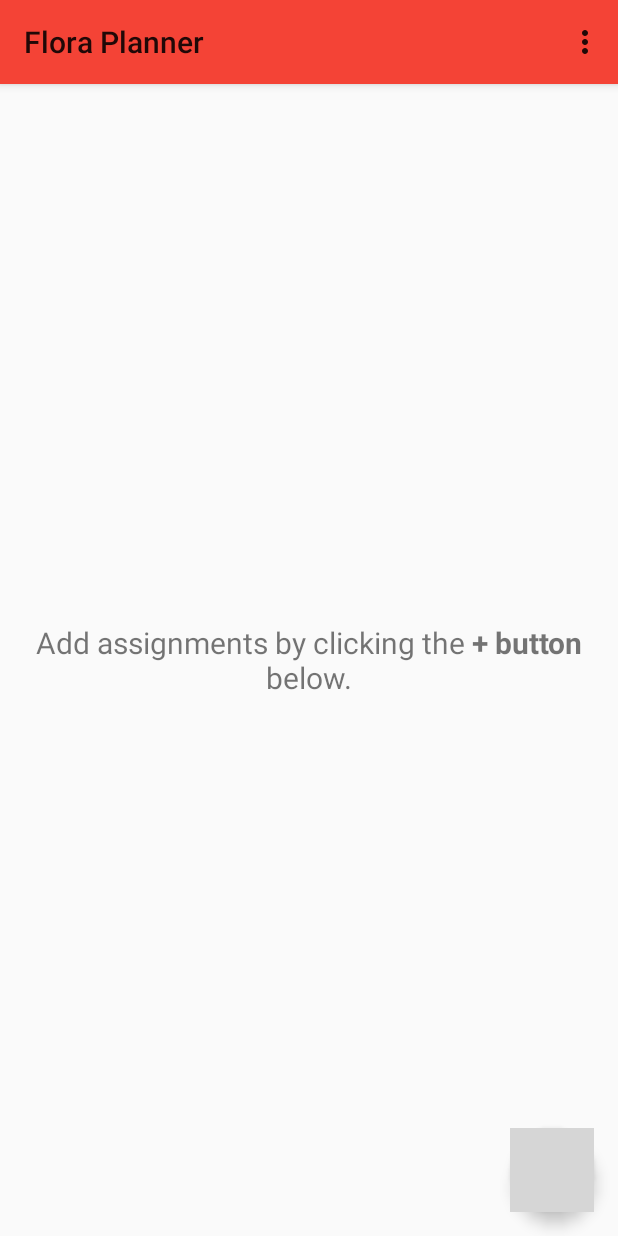
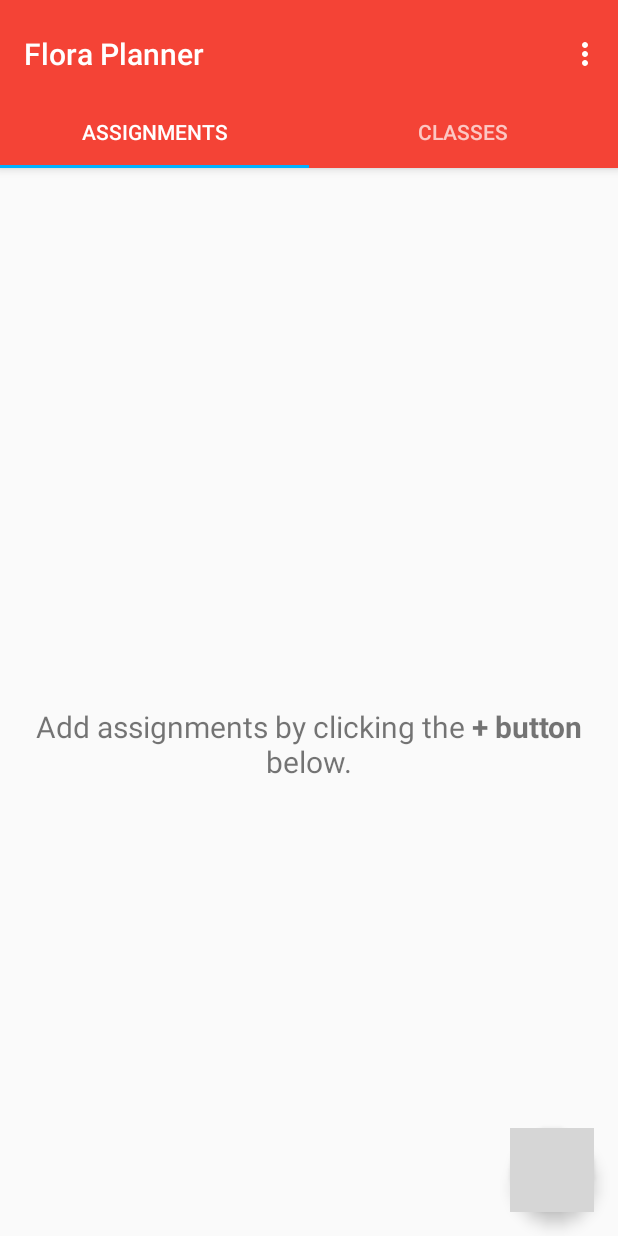
Before and after one commit to Bluejet1179/HomeworkPlannerApp, an Android app: the screen it shows after launch (AssignmentListActivity before the commit, MainActivityTabs after it), on a phone screen of 412 x 824 dp. Run offline under Robolectric (Android 15) with nearby library versions, the phone set to English and light mode, and no system bars; grey boxes are pictures that could not be loaded.

Commit message:
Cleaned up file structure Changed main activity to tabbed activity Got add button working Added undo button with delete snackbar

```diff
--- a/app/src/main/java/com/rflora/homeworkplannerapp/AssignmentListActivity.java
+++ /dev/null
@@ -1,117 +0,0 @@
-package com.rflora.homeworkplannerapp;
-
-import android.app.AlertDialog;
-import android.app.FragmentManager;
-import android.app.FragmentTransaction;
-import android.content.Intent;
-import android.support.design.widget.FloatingActionButton;
-import android.support.design.widget.Snackbar;
-import android.support.v7.app.AppCompatActivity;
-import android.os.Bundle;
-import android.support.v7.widget.DividerItemDecoration;
-import android.support.v7.widget.LinearLayoutManager;
-import android.support.v7.widget.RecyclerView;
-import android.support.v7.widget.Toolbar;
-import android.text.format.Time;
-import android.util.Log;
-import android.view.Menu;
-import android.view.MenuItem;
-import android.view.View;
-import android.widget.Adapter;
-import android.widget.AdapterView;
-import android.widget.DatePicker;
-import android.widget.ListView;
-import android.widget.SeekBar;
-import android.widget.Toast;
-
-import java.util.Calendar;
-import java.util.Date;
-import java.util.List;
-
-import static android.R.attr.fragment;
-
-public class AssignmentListActivity extends AppCompatActivity {
-
-   // private AssignmentAdapter mAdapter;
-    private AssignmentDatabaseHandler databaseHandler;
-    private RecyclerView mRecyclerView;
-    private RecyclerAdapterAssignment mAdapterAssignment;
-    private FloatingActionButton addButton;
-    private AssignmentListFragment mAssignmentfragment;
-
-
-    @Override
-    protected void onCreate(Bundle savedInstanceState) {
-        super.onCreate(savedInstanceState);
-        setContentView(R.layout.activity_main);
-        Toolbar myToolbar = (Toolbar) findViewById(R.id.my_toolbar);
-        addButton = (FloatingActionButton) findViewById(R.id.add_assignment_button);
-        setSupportActionBar(myToolbar);
-        Log.d("Activity", "Starting...");
-        databaseHandler = new AssignmentDatabaseHandler(getApplicationContext());
-        mAssignmentfragment = new AssignmentListFragment();
-
-        addButton.setOnClickListener(new View.OnClickListener() {
-            @Override
-            public void onClick(View v) {
-                Time time = new Time();
-                time.setToNow();
-                mAssignmentfragment.addAssignment(new Assignment("Read", "pages 123", time, 1.5, "English", 0));
-                Snackbar.make(v,"Added Assignment", Snackbar.LENGTH_SHORT).show();
-                if(mAssignmentfragment.size() == 0){
-                    mAssignmentfragment.no_HW.setVisibility(View.VISIBLE);
-                }else {
-                    mAssignmentfragment.no_HW.setVisibility(View.GONE);
-                }
-            }
-        });
-
-
-
-
-
-        //databaseHandler.addAssignment(new Assignment("TextBook", "pages 796", time, 0.5, "Math", 0));
-        //databaseHandler.deleteAllAssignments();
-
-
-
-    }
-
-    @Override
-    protected void onStart() {
-        super.onStart();
-
-
-
-
-        getSupportFragmentManager().beginTransaction()
-                .replace(R.id.fragment_rel_container, mAssignmentfragment)
-                .commit();
-
-
-
-    }
-    @Override
-    public boolean onCreateOptionsMenu(Menu menu) {
-        // Inflate the menu; this adds items to the action bar if it is present.
-        getMenuInflater().inflate(R.menu.toolbar, menu);
-        return true;
-    }
-
-    @Override
-    public boolean onOptionsItemSelected(MenuItem item) {
-        switch (item.getItemId()) {
-            case R.id.action_settings:
-                // User chose the "Settings" item, show the app settings UI...
-                return true;
-
-
-
-            default:
-                // If we got here, the user's action was not recognized.
-                // Invoke the superclass to handle it.
-                return super.onOptionsItemSelected(item);
-
-        }
-    }
-}
--- a/app/src/main/java/com/rflora/homeworkplannerapp/Assignment.java
+++ b/app/src/main/java/com/rflora/homeworkplannerapp/Assignments/Assignment.java
@@ -1,4 +1,4 @@
-package com.rflora.homeworkplannerapp;
+package com.rflora.homeworkplannerapp.Assignments;
 
 
 import android.text.format.Time;
--- a/app/src/main/java/com/rflora/homeworkplannerapp/AssignmentListFragment.java
+++ b/app/src/main/java/com/rflora/homeworkplannerapp/Assignments/AssignmentListFragment.java
@@ -1,9 +1,6 @@
-package com.rflora.homeworkplannerapp;
+package com.rflora.homeworkplannerapp.Assignments;
 
-import android.content.BroadcastReceiver;
 import android.content.Context;
-import android.content.Intent;
-import android.net.Uri;
 import android.os.Bundle;
 import android.support.v4.app.Fragment;
 import android.support.v7.widget.DividerItemDecoration;
@@ -14,9 +11,7 @@ import android.view.View;
 import android.view.ViewGroup;
 import android.widget.TextView;
 
-import java.util.zip.Inflater;
-
-import static android.icu.lang.UCharacter.GraphemeClusterBreak.V;
+import com.rflora.homeworkplannerapp.R;
 
 
 public class AssignmentListFragment extends Fragment {
@@ -113,20 +108,5 @@ public class AssignmentListFragment extends Fragment {
        return mAdapterAssignment.getItemCount();
     }
 
-    /**
-     * This interface must be implemented by activities that contain this
-     * fragment to allow an interaction in this fragment to be communicated
-     * to the activity and potentially other fragments contained in that
-     * activity.
-     * <p>
-     * See the Android Training lesson <a href=
-     * "http://developer.android.com/training/basics/fragments/communicating.html"
-     * >Communicating with Other Fragments</a> for more information.
-     */
-    /*
-    public interface OnFragmentInteractionListener {
-        // TODO: Update argument type and name
-        void onFragmentInteraction(Uri uri);
-    }
-    */
+
 }
--- a/app/src/main/java/com/rflora/homeworkplannerapp/CustomAnimator.java
+++ b/app/src/main/java/com/rflora/homeworkplannerapp/Assignments/CustomAnimator.java
@@ -1,4 +1,4 @@
-package com.rflora.homeworkplannerapp;
+package com.rflora.homeworkplannerapp.Assignments;
 
 import android.content.Context;
 import android.support.v7.widget.DefaultItemAnimator;
--- /dev/null
+++ b/app/src/main/java/com/rflora/homeworkplannerapp/Base/CustomViewPager.java
@@ -0,0 +1,40 @@
+package com.rflora.homeworkplannerapp.Base;
+
+/**
+ * Created by flora on 7/23/2017.
+ */
+
+import android.content.Context;
+import android.util.AttributeSet;
+import android.view.MotionEvent;
+
+/**
+ * Created by hegazy on 2/13/15.
+ */
+public class CustomViewPager extends android.support.v4.view.ViewPager{
+    private boolean enabled;
+
+    public CustomViewPager(Context context, AttributeSet attrs) {
+        super(context, attrs);
+        this.enabled = true;
+    }
+
+    @Override
+    public boolean onTouchEvent(MotionEvent event) {
+        return enabled ? super.onTouchEvent(event) : false;
+    }
+
+    @Override
+    public boolean onInterceptTouchEvent(MotionEvent event) {
+        return enabled ? super.onInterceptTouchEvent(event) : false;
+    }
+
+    public void setPagingEnabled(boolean enabled) {
+        this.enabled = enabled;
+    }
+
+    public boolean isPagingEnabled() {
+        return enabled;
+    }
+
+}
--- /dev/null
+++ b/app/src/main/java/com/rflora/homeworkplannerapp/Base/MainActivityTabs.java
@@ -0,0 +1,173 @@
+package com.rflora.homeworkplannerapp.Base;
+
+import android.support.design.widget.TabLayout;
+import android.support.design.widget.FloatingActionButton;
+import android.support.design.widget.Snackbar;
+import android.support.v7.app.AppCompatActivity;
+import android.support.v7.widget.Toolbar;
+
+import android.support.v4.app.Fragment;
+import android.support.v4.app.FragmentPagerAdapter;
+import android.support.v4.view.ViewPager;
+import android.os.Bundle;
+import android.text.format.Time;
+import android.util.Log;
+import android.view.LayoutInflater;
+import android.view.Menu;
+import android.view.MenuItem;
+import android.view.View;
+import android.view.ViewGroup;
+
+import android.widget.TextView;
+
+import com.rflora.homeworkplannerapp.Assignments.Assignment;
+import com.rflora.homeworkplannerapp.Assignments.AssignmentListFragment;
+import com.rflora.homeworkplannerapp.R;
+
+public class MainActivityTabs extends AppCompatActivity {
+
+    /**
+     * The {@link android.support.v4.view.PagerAdapter} that will provide
+     * fragments for each of the sections. We use a
+     * {@link FragmentPagerAdapter} derivative, which will keep every
+     * loaded fragment in memory. If this becomes too memory intensive, it
+     * may be best to switch to a
+     * {@link android.support.v4.app.FragmentStatePagerAdapter}.
+     */
+    private SectionsPagerAdapter mSectionsPagerAdapter;
+
+    /**
+     * The {@link ViewPager} that will host the section contents.
+     */
+    private CustomViewPager mViewPager;
+
+    @Override
+    protected void onCreate(Bundle savedInstanceState) {
+        super.onCreate(savedInstanceState);
+        setContentView(R.layout.activity_main_tabs);
+
+        Toolbar toolbar = (Toolbar) findViewById(R.id.toolbar);
+        setSupportActionBar(toolbar);
+        // Create the adapter that will return a fragment for each of the two
+        // primary sections of the activity.
+        mSectionsPagerAdapter = new SectionsPagerAdapter(getSupportFragmentManager());
+
+        // Set up the ViewPager with the sections adapter.
+        mViewPager = (CustomViewPager) findViewById(R.id.container);
+        mViewPager.setAdapter(mSectionsPagerAdapter);
+        mViewPager.setPagingEnabled(false);
+
+
+
+        TabLayout tabLayout = (TabLayout) findViewById(R.id.tabs);
+        tabLayout.setupWithViewPager(mViewPager);
+
+/*
+        AssignmentListFragment mAssignmentfragment = (AssignmentListFragment) mSectionsPagerAdapter.getItem(0);
+        if(mAssignmentfragment.addAssignment();){
+            Log.d("Fragment", "assignment frag is null ");
+        }else {
+            Log.d("Fragment", "not null");
+        }
+        */
+
+
+        FloatingActionButton fab = (FloatingActionButton) findViewById(R.id.fab);
+        fab.setOnClickListener(new View.OnClickListener() {
+            @Override
+            public void onClick(View view) {
+                //TODO:Add add assignment screen
+                AssignmentListFragment mAssignmentfragment = (AssignmentListFragment) getSupportFragmentManager().findFragmentByTag(getFragmentTag(0));
+
+                Snackbar.make(view, "Added Assignment", Snackbar.LENGTH_SHORT)
+                        .show();
+                //TODO:TEMPPP
+                try{
+                    Time time = new Time();
+                    time.setToNow();
+                    mAssignmentfragment.addAssignment(new Assignment("Read", "pages 123", time, 1.5, "English", 0));
+
+                }catch (NullPointerException n){
+                    n.printStackTrace();
+                }
+
+
+                if(mAssignmentfragment == null){
+                    Log.d("Fragment", "assignment frag is null ");
+                }
+                if(mAssignmentfragment.size() == 0){
+                    mAssignmentfragment.no_HW.setVisibility(View.VISIBLE);
+                }else {
+                    mAssignmentfragment.no_HW.setVisibility(View.GONE);
+                }
+            }
+        });
+
+    }
+
+
+    @Override
+    public boolean onCreateOptionsMenu(Menu menu) {
+        // Inflate the menu; this adds items to the action bar if it is present.
+        getMenuInflater().inflate(R.menu.menu_main_activity_tabs, menu);
+        return true;
+    }
+
+    @Override
+    public boolean onOptionsItemSelected(MenuItem item) {
+        // Handle action bar item clicks here. The action bar will
+        // automatically handle clicks on the Home/Up button, so long
+        // as you specify a parent activity in AndroidManifest.xml.
+        int id = item.getItemId();
+
+        //noinspection SimplifiableIfStatement
+        if (id == R.id.action_settings) {
+            //TODO:Add settings screen
+            return true;
+        }
+
+        return super.onOptionsItemSelected(item);
+    }
+
+private String getFragmentTag( int id )
+{
+    return "android:switcher:" + mViewPager.getId() + ":" + id;
+}
+
+    /**
+     * A placeholder fragment containing a simple view.
+     */
+    public static class PlaceholderFragment extends Fragment {
+        /**
+         * The fragment argument representing the section number for this
+         * fragment.
+         */
+        private static final String ARG_SECTION_NUMBER = "section_number";
+
+        public PlaceholderFragment() {
+        }
+
+        /**
+         * Returns a new instance of this fragment for the given section
+         * number.
+         */
+        public static PlaceholderFragment newInstance(int sectionNumber) {
+            PlaceholderFragment fragment = new PlaceholderFragment();
+            Bundle args = new Bundle();
+            args.putInt(ARG_SECTION_NUMBER, sectionNumber);
+            fragment.setArguments(args);
+            return fragment;
+        }
+
+        @Override
+        public View onCreateView(LayoutInflater inflater, ViewGroup container,
+                                 Bundle savedInstanceState) {
+            View rootView = inflater.inflate(R.layout.fragment_main_activity_tabs, container, false);
+            TextView textView = (TextView) rootView.findViewById(R.id.section_label);
+            textView.setText("Classes");
+            return rootView;
+        }
+    }
+
+
+}
--- /dev/null
+++ b/app/src/main/java/com/rflora/homeworkplannerapp/Base/SectionsPagerAdapter.java
@@ -0,0 +1,55 @@
+package com.rflora.homeworkplannerapp.Base;
+
+import android.support.v4.app.Fragment;
+import android.support.v4.app.FragmentManager;
+import android.support.v4.app.FragmentPagerAdapter;
+import android.text.format.Time;
+
+import com.rflora.homeworkplannerapp.Assignments.Assignment;
+import com.rflora.homeworkplannerapp.Assignments.AssignmentListFragment;
+import com.rflora.homeworkplannerapp.Base.MainActivityTabs.PlaceholderFragment;
+import com.rflora.homeworkplannerapp.R;
+
+/**
+ * Created by flora on 7/23/2017.
+ */
+
+public class SectionsPagerAdapter extends FragmentPagerAdapter {
+private FragmentManager mFragmentManager;
+    public SectionsPagerAdapter(FragmentManager fm) {
+        super(fm);
+        mFragmentManager = fm;
+    }
+
+    @Override
+    public Fragment getItem(int position) {
+        // getItem is called to instantiate the fragment for the given page.
+        // Return a PlaceholderFragment (defined as a static inner class below).
+        if(position == 0) {
+            AssignmentListFragment assignmentListFragment = new AssignmentListFragment();
+
+            return assignmentListFragment;
+        }else {
+            //TODO:Classes fragment
+           return  PlaceholderFragment.newInstance(position + 1);
+        }
+    }
+
+    @Override
+    public int getCount() {
+        // Show 3 total pages.
+        return 2;
+    }
+
+    @Override
+    public CharSequence getPageTitle(int position) {
+        switch (position) {
+            case 0:
+                return "ASSIGNMENTS";
+            case 1:
+                return "CLASSES";
+
+        }
+        return null;
+    }
+}
--- a/app/src/main/res/layout/activity_main.xml
+++ /dev/null
@@ -1,41 +0,0 @@
-<?xml version="1.0" encoding="utf-8"?>
-<LinearLayout
-    xmlns:android="http://schemas.android.com/apk/res/android"
-    xmlns:app="http://schemas.android.com/apk/res-auto"
-    xmlns:tools="http://schemas.android.com/tools"
-    android:layout_width="match_parent"
-    android:layout_height="match_parent"
-    android:orientation="vertical"
-    tools:context="com.rflora.homeworkplannerapp.AssignmentListActivity"
-    android:weightSum="1">
-
-    <android.support.v7.widget.Toolbar
-        android:id="@+id/my_toolbar"
-        android:layout_width="match_parent"
-        android:layout_height="?attr/actionBarSize"
-        android:background="?attr/colorPrimary"
-        android:elevation="4dp"
-        android:theme="@style/ThemeOverlay.AppCompat.ActionBar"
-        app:popupTheme="@style/ThemeOverlay.AppCompat.Light"/>
-
-    <RelativeLayout
-        android:id="@+id/fragment_rel_container"
-        android:layout_width="match_parent"
-        android:layout_height="match_parent">
-
-        <android.support.design.widget.FloatingActionButton
-            android:id="@+id/add_assignment_button"
-            android:layout_width="wrap_content"
-            android:layout_height="wrap_content"
-            android:layout_alignParentBottom="true"
-            android:layout_alignParentEnd="true"
-            android:layout_marginBottom="16dp"
-            android:layout_marginEnd="16dp"
-            android:clickable="true"
-            app:backgroundTint="@color/colorPrimary"
-            app:fabSize="normal"
-            app:srcCompat="@drawable/ic_add_black_24dp"/>
-    </RelativeLayout>
-
-
-</LinearLayout>
--- /dev/null
+++ b/app/src/main/res/layout/activity_main_tabs.xml
@@ -0,0 +1,51 @@
+<?xml version="1.0" encoding="utf-8"?>
+<android.support.design.widget.CoordinatorLayout xmlns:android="http://schemas.android.com/apk/res/android"
+                                                 xmlns:app="http://schemas.android.com/apk/res-auto"
+                                                 xmlns:tools="http://schemas.android.com/tools"
+                                                 android:id="@+id/main_content"
+                                                 android:layout_width="match_parent"
+                                                 android:layout_height="match_parent"
+                                                 android:fitsSystemWindows="true"
+                                                 tools:context="com.rflora.homeworkplannerapp.Base.MainActivityTabs">
+
+    <android.support.design.widget.AppBarLayout
+        android:id="@+id/appbar"
+        android:layout_width="match_parent"
+        android:layout_height="wrap_content"
+        android:paddingTop="@dimen/appbar_padding_top"
+        android:theme="@style/AppTheme.AppBarOverlay">
+
+        <android.support.v7.widget.Toolbar
+            android:id="@+id/toolbar"
+            android:layout_width="match_parent"
+            android:layout_height="?attr/actionBarSize"
+            android:background="?attr/colorPrimary"
+            app:layout_scrollFlags="scroll|enterAlways"
+            app:popupTheme="@style/AppTheme.PopupOverlay">
+
+        </android.support.v7.widget.Toolbar>
+
+        <android.support.design.widget.TabLayout
+            android:id="@+id/tabs"
+            android:layout_width="match_parent"
+            android:layout_height="wrap_content"/>
+
+    </android.support.design.widget.AppBarLayout>
+
+    <com.rflora.homeworkplannerapp.Base.CustomViewPager
+        android:id="@+id/container"
+        android:layout_width="match_parent"
+        android:layout_height="match_parent"
+        app:layout_behavior="@string/appbar_scrolling_view_behavior"/>
+
+    <android.support.design.widget.FloatingActionButton
+        android:id="@+id/fab"
+        android:layout_width="wrap_content"
+        android:layout_height="wrap_content"
+        android:layout_gravity="end|bottom"
+        android:layout_margin="@dimen/fab_margin"
+        app:backgroundTint="@color/colorPrimary"
+        app:fabSize="normal"
+        app:srcCompat="@drawable/ic_add_black_24dp"/>
+
+</android.support.design.widget.CoordinatorLayout>
--- a/app/src/main/res/layout/fragment_assignment_list.xml
+++ b/app/src/main/res/layout/fragment_assignment_list.xml
@@ -2,7 +2,7 @@
              xmlns:tools="http://schemas.android.com/tools"
              android:layout_width="match_parent"
              android:layout_height="match_parent"
-             tools:context="com.rflora.homeworkplannerapp.AssignmentListFragment">
+             tools:context="com.rflora.homeworkplannerapp.Assignments.AssignmentListFragment">
 
     <!-- TODO: Update blank fragment layout -->
 
--- /dev/null
+++ b/app/src/main/res/menu/menu_main_activity_tabs.xml
@@ -0,0 +1,10 @@
+<menu xmlns:android="http://schemas.android.com/apk/res/android"
+      xmlns:app="http://schemas.android.com/apk/res-auto"
+      xmlns:tools="http://schemas.android.com/tools"
+      tools:context="com.rflora.homeworkplannerapp.Base.MainActivityTabs">
+    <item
+        android:id="@+id/action_settings"
+        android:orderInCategory="100"
+        android:title="@string/action_settings"
+        app:showAsAction="never"/>
+</menu>
--- a/app/src/main/res/menu/toolbar_add.xml
+++ /dev/null
@@ -1,4 +0,0 @@
-<?xml version="1.0" encoding="utf-8"?>
-<menu xmlns:app="http://schemas.android.com/apk/res-auto"
-      xmlns:android="http://schemas.android.com/apk/res/android">
-</menu>
--- /dev/null
+++ b/app/src/main/res/values-w820dp/dimens.xml
@@ -0,0 +1,6 @@
+<resources>
+    <!-- Example customization of dimensions originally defined in res/values/dimens.xml
+         (such as screen margins) for screens with more than 820dp of available width. This
+         would include 7" and 10" devices in landscape (~960dp and ~1280dp respectively). -->
+    <dimen name="activity_horizontal_margin">64dp</dimen>
+</resources>
--- /dev/null
+++ b/app/src/main/res/values/dimens.xml
@@ -0,0 +1,7 @@
+<resources>
+    <!-- Default screen margins, per the Android Design guidelines. -->
+    <dimen name="activity_horizontal_margin">16dp</dimen>
+    <dimen name="activity_vertical_margin">16dp</dimen>
+    <dimen name="fab_margin">16dp</dimen>
+    <dimen name="appbar_padding_top">8dp</dimen>
+</resources>
--- a/app/src/main/res/values/strings.xml
+++ b/app/src/main/res/values/strings.xml
@@ -4,4 +4,7 @@
     <!-- TODO: Remove or change this placeholder text -->
     <string name="hello_blank_fragment">Hello blank fragment</string>
     <string name="noHW">Add assignments by clicking the <b>+ button</b> below.</string>
+    <string name="title_activity_main_tabs">Flora Planner</string>
+    <string name="action_settings">Settings</string>
+    <string name="section_format">Hello World from section: %1$d</string>
 </resources>
--- a/app/src/main/res/values/styles.xml
+++ b/app/src/main/res/values/styles.xml
@@ -9,4 +9,8 @@
         <item name="android:textColorPrimaryInverse">@android:color/black</item>
     </style>
 
+    <style name="AppTheme.AppBarOverlay" parent="ThemeOverlay.AppCompat.Dark.ActionBar"/>
+
+    <style name="AppTheme.PopupOverlay" parent="ThemeOverlay.AppCompat.Light"/>
+
 </resources>
```
Also changed, not shown: app/src/main/AndroidManifest.xml (+5 -7 lines), app/src/main/java/com/rflora/homeworkplannerapp/Assignments/AssignmentDatabaseHandler.java (renamed from app/src/main/java/com/rflora/homeworkplannerapp/AssignmentDatabaseHandler.java, +3 -7 lines), app/src/main/java/com/rflora/homeworkplannerapp/Assignments/RecyclerAdapterAssignment.java (renamed from app/src/main/java/com/rflora/homeworkplannerapp/RecyclerAdapterAssignment.java, +15 -3 lines), app/src/main/res/layout/fragment_main_activity_tabs.xml (added, +16 -0 lines).
